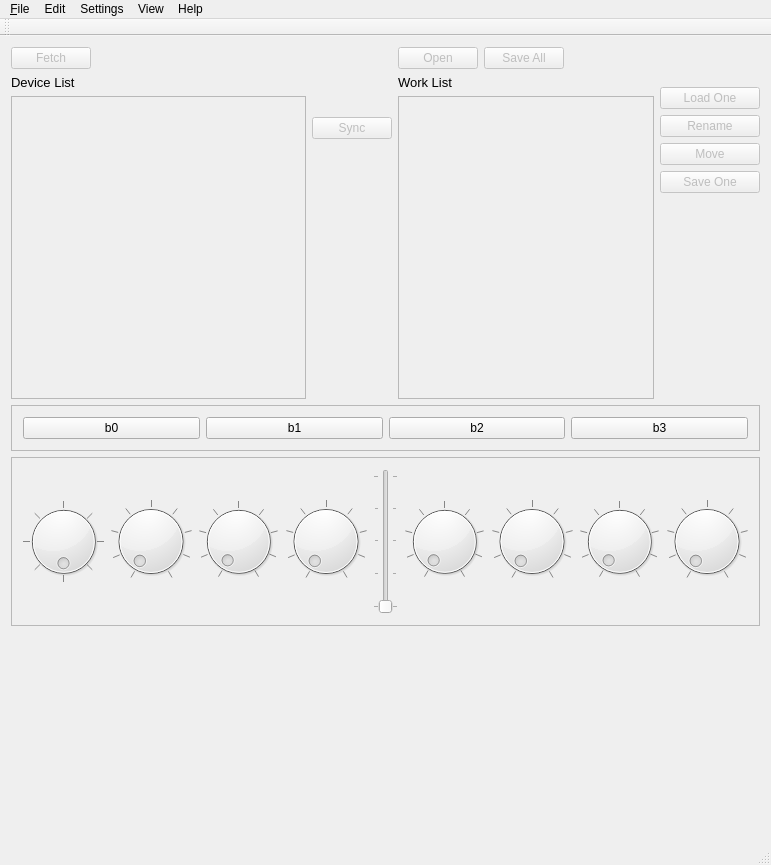
This is spl/DcPresetLib.ui in strymon/spl as Qt 5 draws it before an edit. The edited form follows.
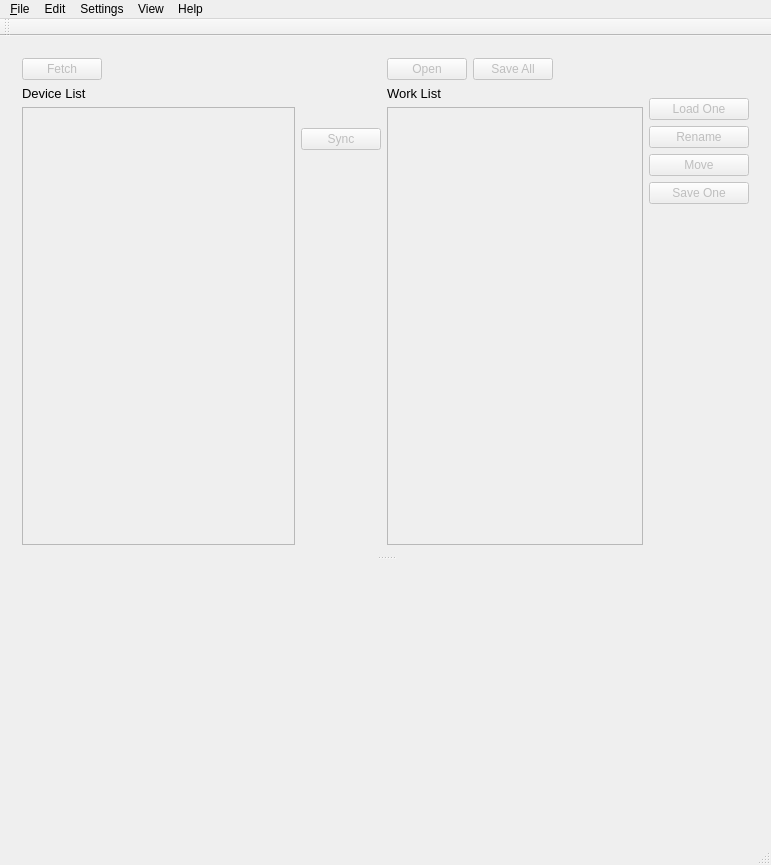
This is the edited form. Icons and pictures are not drawn. Custom widgets are drawn as their Qt base class.

```diff
--- a/spl/DcPresetLib.ui
+++ b/spl/DcPresetLib.ui
@@ -14,8 +14,13 @@
    <string/>
   </property>
   <widget class="QWidget" name="centralWidget">
-   <layout class="QVBoxLayout" name="verticalLayout_3">
-    <item>
+   <layout class="QGridLayout" name="gridLayout">
+    <item row="0" column="0">
+     <widget class="QSplitter" name="splitter">
+      <property name="orientation">
+       <enum>Qt::Vertical</enum>
+      </property>
+      <widget class="QWidget" name="">
      <layout class="QHBoxLayout" name="horizontalLayout_4">
       <item>
        <layout class="QVBoxLayout" name="verticalLayout">
@@ -399,273 +404,7 @@
        </layout>
       </item>
      </layout>
-    </item>
-    <item>
-     <widget class="QFrame" name="buttonFrame">
-      <property name="enabled">
-       <bool>true</bool>
-      </property>
-      <property name="sizePolicy">
-       <sizepolicy hsizetype="Preferred" vsizetype="Minimum">
-        <horstretch>0</horstretch>
-        <verstretch>0</verstretch>
-       </sizepolicy>
-      </property>
-      <property name="frameShape">
-       <enum>QFrame::StyledPanel</enum>
-      </property>
-      <property name="frameShadow">
-       <enum>QFrame::Raised</enum>
-      </property>
-      <layout class="QHBoxLayout" name="horizontalLayout_5">
-       <item>
-        <widget class="QPushButton" name="pushButton">
-         <property name="text">
-          <string>b0</string>
-         </property>
-        </widget>
-       </item>
-       <item>
-        <widget class="QPushButton" name="pushButton_2">
-         <property name="text">
-          <string>b1</string>
-         </property>
-        </widget>
-       </item>
-       <item>
-        <widget class="QPushButton" name="pushButton_3">
-         <property name="text">
-          <string>b2</string>
-         </property>
-        </widget>
-       </item>
-       <item>
-        <widget class="QPushButton" name="pushButton_4">
-         <property name="text">
-          <string>b3</string>
-         </property>
-        </widget>
-       </item>
-      </layout>
-     </widget>
-    </item>
-    <item>
-     <widget class="QFrame" name="knobFrame">
-      <property name="enabled">
-       <bool>true</bool>
-      </property>
-      <property name="sizePolicy">
-       <sizepolicy hsizetype="Preferred" vsizetype="Minimum">
-        <horstretch>0</horstretch>
-        <verstretch>0</verstretch>
-       </sizepolicy>
-      </property>
-      <property name="frameShape">
-       <enum>QFrame::StyledPanel</enum>
-      </property>
-      <property name="frameShadow">
-       <enum>QFrame::Raised</enum>
-      </property>
-      <layout class="QHBoxLayout" name="horizontalLayout_6">
-       <item>
-        <widget class="QDial" name="dial0">
-         <property name="maximum">
-          <number>127</number>
-         </property>
-         <property name="pageStep">
-          <number>8</number>
-         </property>
-         <property name="invertedAppearance">
-          <bool>false</bool>
-         </property>
-         <property name="invertedControls">
-          <bool>false</bool>
-         </property>
-         <property name="wrapping">
-          <bool>true</bool>
-         </property>
-         <property name="notchTarget">
-          <double>16.000000000000000</double>
-         </property>
-         <property name="notchesVisible">
-          <bool>true</bool>
-         </property>
-        </widget>
-       </item>
-       <item>
-        <widget class="QDial" name="dial1">
-         <property name="maximum">
-          <number>127</number>
-         </property>
-         <property name="pageStep">
-          <number>8</number>
-         </property>
-         <property name="invertedAppearance">
-          <bool>false</bool>
-         </property>
-         <property name="invertedControls">
-          <bool>false</bool>
-         </property>
-         <property name="notchTarget">
-          <double>16.000000000000000</double>
-         </property>
-         <property name="notchesVisible">
-          <bool>true</bool>
-         </property>
-        </widget>
-       </item>
-       <item>
-        <widget class="QDial" name="dial2">
-         <property name="maximum">
-          <number>127</number>
-         </property>
-         <property name="pageStep">
-          <number>8</number>
-         </property>
-         <property name="invertedAppearance">
-          <bool>false</bool>
-         </property>
-         <property name="invertedControls">
-          <bool>false</bool>
-         </property>
-         <property name="notchTarget">
-          <double>16.000000000000000</double>
-         </property>
-         <property name="notchesVisible">
-          <bool>true</bool>
-         </property>
-        </widget>
-       </item>
-       <item>
-        <widget class="QDial" name="dial4">
-         <property name="maximum">
-          <number>127</number>
-         </property>
-         <property name="pageStep">
-          <number>8</number>
-         </property>
-         <property name="invertedAppearance">
-          <bool>false</bool>
-         </property>
-         <property name="invertedControls">
-          <bool>false</bool>
-         </property>
-         <property name="notchTarget">
-          <double>16.000000000000000</double>
-         </property>
-         <property name="notchesVisible">
-          <bool>true</bool>
-         </property>
-        </widget>
-       </item>
-       <item>
-        <widget class="QSlider" name="vs0">
-         <property name="maximum">
-          <number>127</number>
-         </property>
-         <property name="orientation">
-          <enum>Qt::Vertical</enum>
-         </property>
-         <property name="tickPosition">
-          <enum>QSlider::TicksBothSides</enum>
-         </property>
-         <property name="tickInterval">
-          <number>32</number>
-         </property>
-        </widget>
-       </item>
-       <item>
-        <widget class="QDial" name="dial5">
-         <property name="maximum">
-          <number>127</number>
-         </property>
-         <property name="pageStep">
-          <number>8</number>
-         </property>
-         <property name="invertedAppearance">
-          <bool>false</bool>
-         </property>
-         <property name="invertedControls">
-          <bool>false</bool>
-         </property>
-         <property name="notchTarget">
-          <double>16.000000000000000</double>
-         </property>
-         <property name="notchesVisible">
-          <bool>true</bool>
-         </property>
-        </widget>
-       </item>
-       <item>
-        <widget class="QDial" name="dial6">
-         <property name="maximum">
-          <number>127</number>
-         </property>
-         <property name="pageStep">
-          <number>8</number>
-         </property>
-         <property name="invertedAppearance">
-          <bool>false</bool>
-         </property>
-         <property name="invertedControls">
-          <bool>false</bool>
-         </property>
-         <property name="notchTarget">
-          <double>16.000000000000000</double>
-         </property>
-         <property name="notchesVisible">
-          <bool>true</bool>
-         </property>
-        </widget>
-       </item>
-       <item>
-        <widget class="QDial" name="dial7">
-         <property name="maximum">
-          <number>127</number>
-         </property>
-         <property name="pageStep">
-          <number>8</number>
-         </property>
-         <property name="invertedAppearance">
-          <bool>false</bool>
-         </property>
-         <property name="invertedControls">
-          <bool>false</bool>
-         </property>
-         <property name="notchTarget">
-          <double>16.000000000000000</double>
-         </property>
-         <property name="notchesVisible">
-          <bool>true</bool>
-         </property>
-        </widget>
-       </item>
-       <item>
-        <widget class="QDial" name="dial8">
-         <property name="maximum">
-          <number>127</number>
-         </property>
-         <property name="pageStep">
-          <number>8</number>
-         </property>
-         <property name="invertedAppearance">
-          <bool>false</bool>
-         </property>
-         <property name="invertedControls">
-          <bool>false</bool>
-         </property>
-         <property name="notchTarget">
-          <double>16.000000000000000</double>
-         </property>
-         <property name="notchesVisible">
-          <bool>true</bool>
-         </property>
-        </widget>
-       </item>
-      </layout>
-     </widget>
-    </item>
-    <item>
+      </widget>
      <widget class="DcConsoleForm" name="console" native="true">
       <property name="sizePolicy">
        <sizepolicy hsizetype="Preferred" vsizetype="Expanding">
@@ -679,6 +418,7 @@
         <height>200</height>
        </size>
       </property>
+      </widget>
      </widget>
     </item>
    </layout>
```
Lines whose indentation alone changed are shown as unchanged.
